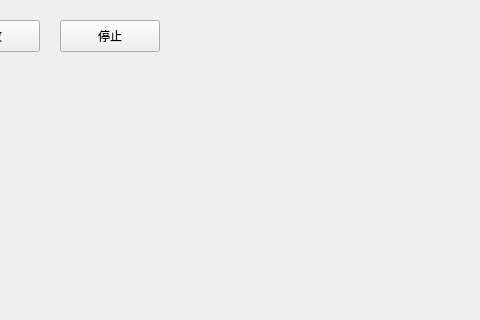
First picture: the form in yuv_player_qt/mainwindow.ui, repository waitwalker/ffmpegDemos, before the edit; both pictures show x 100 to 580 and y 0 to 320 of the 800 by 600 pixel window.
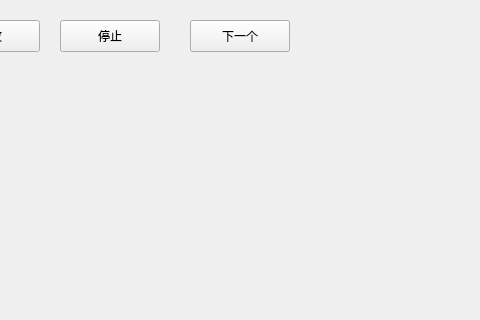
Second picture: the form after the edit.

```diff
--- a/yuv_player_qt/mainwindow.ui
+++ b/yuv_player_qt/mainwindow.ui
@@ -40,6 +40,19 @@
      <string>停止</string>
     </property>
    </widget>
+   <widget class="QPushButton" name="nextButton">
+    <property name="geometry">
+     <rect>
+      <x>290</x>
+      <y>20</y>
+      <width>100</width>
+      <height>32</height>
+     </rect>
+    </property>
+    <property name="text">
+     <string>下一个</string>
+    </property>
+   </widget>
   </widget>
   <widget class="QMenuBar" name="menubar">
    <property name="geometry">
```
